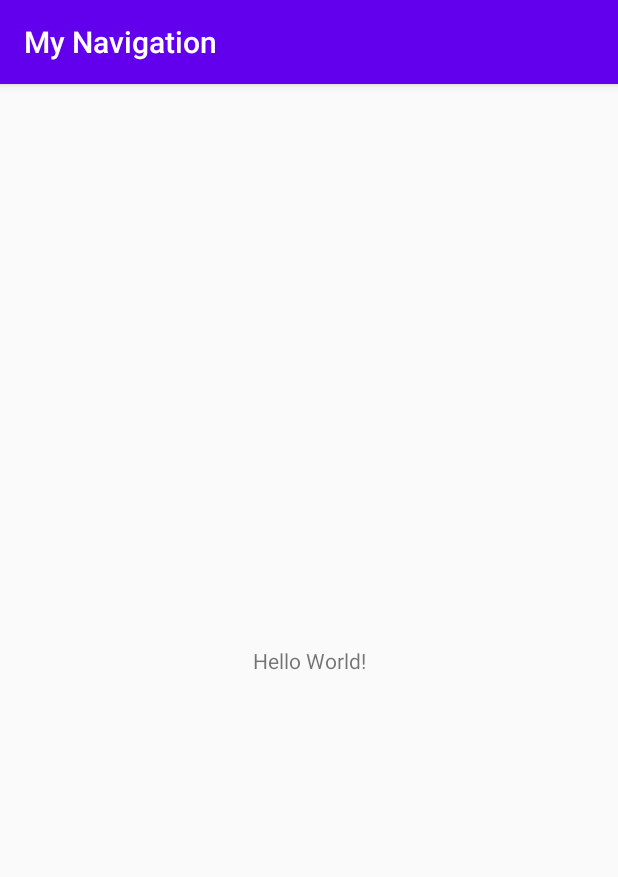
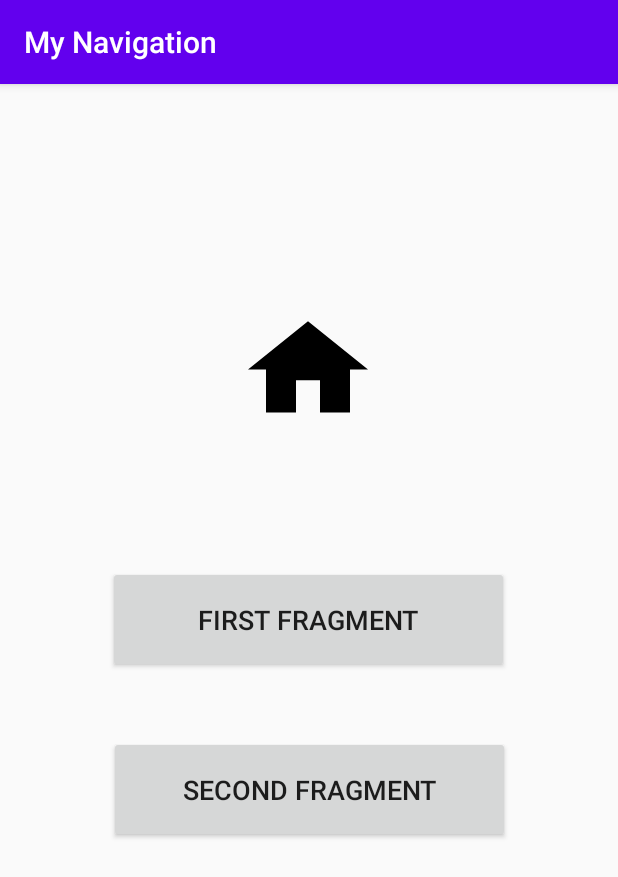
Before and after one commit to codemendozaa/MyNavigation, an Android app: the screen it shows after launch (MainActivity), on a phone screen of 412 x 824 dp. Shown: the top 877 px of the screen. Run offline under Robolectric (Android 15) with nearby library versions, the phone set to English and light mode, and no system bars.

Commit message:
navegation:creacion de los fragment e implementacion host fragment

```diff
--- a/app/build.gradle
+++ b/app/build.gradle
@@ -31,6 +31,7 @@ dependencies {
     implementation 'androidx.appcompat:appcompat:1.1.0'
     implementation 'androidx.core:core-ktx:1.2.0'
     implementation 'androidx.constraintlayout:constraintlayout:1.1.3'
+    implementation 'androidx.legacy:legacy-support-v4:1.0.0'
     testImplementation 'junit:junit:4.12'
     androidTestImplementation 'androidx.test.ext:junit:1.1.1'
     androidTestImplementation 'androidx.test.espresso:espresso-core:3.2.0'
--- /dev/null
+++ b/app/src/main/java/com/codemen/mynavigation/fragment/HomeFragment.kt
@@ -0,0 +1,35 @@
+package com.codemen.mynavigation.fragment
+
+import android.os.Bundle
+import android.view.LayoutInflater
+import android.view.View
+import android.view.ViewGroup
+import androidx.fragment.app.Fragment
+import androidx.navigation.findNavController
+import com.codemen.mynavigation.R
+import kotlinx.android.synthetic.main.fragment_home.*
+
+class HomeFragment : Fragment() {
+
+    override fun onCreateView(
+        inflater: LayoutInflater, container: ViewGroup?,
+        savedInstanceState: Bundle?
+    ): View? {
+        // Inflate the layout for this fragment
+        return inflater.inflate(R.layout.fragment_home, container, false)
+    }
+
+    override fun onViewCreated(view: View, savedInstanceState: Bundle?) {
+        super.onViewCreated(view, savedInstanceState)
+
+        buttonfirstFragment.setOnClickListener { view: View ->
+            view.findNavController()
+                .navigate(R.id.firstFragment2)
+        }
+
+        buttonSecondFragment.setOnClickListener { view: View ->
+            view.findNavController()
+                .navigate(R.id.secondFragment)
+        }
+    }
+}
--- /dev/null
+++ b/app/src/main/res/drawable/ic_home.xml
@@ -0,0 +1,9 @@
+<vector xmlns:android="http://schemas.android.com/apk/res/android"
+    android:width="24dp"
+    android:height="24dp"
+    android:viewportWidth="24.0"
+    android:viewportHeight="24.0">
+    <path
+        android:fillColor="#FF000000"
+        android:pathData="M10,20v-6h4v6h5v-8h3L12,3 2,12h3v8z" />
+</vector>
--- a/app/src/main/res/layout/activity_main.xml
+++ b/app/src/main/res/layout/activity_main.xml
@@ -6,13 +6,17 @@
     android:layout_height="match_parent"
     tools:context=".MainActivity">
 
-    <TextView
-        android:layout_width="wrap_content"
-        android:layout_height="wrap_content"
-        android:text="Hello World!"
+
+    <fragment
+        android:id="@+id/fragment"
+        android:name="androidx.navigation.fragment.NavHostFragment"
+        android:layout_width="409dp"
+        android:layout_height="729dp"
+        android:layout_marginTop="16dp"
+        app:defaultNavHost="true"
         app:layout_constraintBottom_toBottomOf="parent"
-        app:layout_constraintLeft_toLeftOf="parent"
-        app:layout_constraintRight_toRightOf="parent"
-        app:layout_constraintTop_toTopOf="parent" />
-
+        app:layout_constraintEnd_toEndOf="parent"
+        app:layout_constraintStart_toStartOf="parent"
+        app:layout_constraintTop_toTopOf="parent"
+        app:navGraph="@navigation/nav_graph" />
 </androidx.constraintlayout.widget.ConstraintLayout>
--- /dev/null
+++ b/app/src/main/res/layout/fragment_home.xml
@@ -0,0 +1,46 @@
+<?xml version="1.0" encoding="utf-8"?>
+<androidx.constraintlayout.widget.ConstraintLayout xmlns:android="http://schemas.android.com/apk/res/android"
+    xmlns:app="http://schemas.android.com/apk/res-auto"
+    xmlns:tools="http://schemas.android.com/tools"
+    android:layout_width="match_parent"
+    android:layout_height="match_parent"
+    tools:context=".fragment.HomeFragment">
+
+
+    <ImageButton
+        android:id="@+id/imageButtonHome"
+        android:layout_width="96dp"
+        android:layout_height="86dp"
+        android:layout_marginTop="120dp"
+        android:background="@drawable/ic_home"
+        app:layout_constraintEnd_toEndOf="parent"
+        app:layout_constraintHorizontal_bias="0.498"
+        app:layout_constraintStart_toStartOf="parent"
+        app:layout_constraintTop_toTopOf="parent" />
+
+    <Button
+        android:id="@+id/buttonfirstFragment"
+        android:layout_width="267dp"
+        android:layout_height="71dp"
+        android:layout_marginTop="88dp"
+        android:text="First Fragment"
+        android:textSize="18sp"
+        app:layout_constraintEnd_toEndOf="parent"
+        app:layout_constraintHorizontal_bias="0.498"
+        app:layout_constraintStart_toStartOf="parent"
+        app:layout_constraintTop_toBottomOf="@+id/imageButtonHome" />
+
+    <Button
+        android:id="@+id/buttonSecondFragment"
+        android:layout_width="267dp"
+        android:layout_height="71dp"
+        android:layout_marginTop="42dp"
+        android:text="Second Fragment"
+        android:textSize="18sp"
+        app:layout_constraintBottom_toBottomOf="parent"
+        app:layout_constraintEnd_toEndOf="parent"
+        app:layout_constraintStart_toStartOf="parent"
+        app:layout_constraintTop_toBottomOf="@+id/buttonfirstFragment"
+        app:layout_constraintVertical_bias="0.0" />
+
+</androidx.constraintlayout.widget.ConstraintLayout>
--- a/app/src/main/res/navigation/nav_graph.xml
+++ b/app/src/main/res/navigation/nav_graph.xml
@@ -1,6 +1,44 @@
 <?xml version="1.0" encoding="utf-8"?>
 <navigation xmlns:android="http://schemas.android.com/apk/res/android"
     xmlns:app="http://schemas.android.com/apk/res-auto"
-    android:id="@+id/nav_graph">
+    xmlns:tools="http://schemas.android.com/tools"
+    android:id="@+id/nav_graph"
+    app:startDestination="@id/homeFragment">
 
+    <fragment
+        android:id="@+id/homeFragment"
+        android:name="com.codemen.mynavigation.fragment.HomeFragment"
+        android:label="fragment_home"
+        tools:layout="@layout/fragment_home">
+        <action
+            android:id="@+id/action_homeFragment_to_firstFragment22"
+            app:destination="@id/firstFragment2"
+            app:popUpTo="@id/homeFragment"
+            app:popUpToInclusive="true" />
+        <action
+            android:id="@+id/action_homeFragment_to_secondFragment2"
+            app:destination="@id/secondFragment" />
+    </fragment>
+    <fragment
+        android:id="@+id/firstFragment2"
+        android:name="com.codemen.mynavigation.fragment.FirstFragment"
+        android:label="fragment_first"
+        tools:layout="@layout/fragment_first">
+        <action
+            android:id="@+id/action_firstFragment2_to_homeFragment2"
+            app:destination="@id/homeFragment"
+            app:popUpTo="@id/firstFragment2"
+            app:popUpToInclusive="true" />
+    </fragment>
+    <fragment
+        android:id="@+id/secondFragment"
+        android:name="com.codemen.mynavigation.fragment.SecondFragment"
+        android:label="fragment_second"
+        tools:layout="@layout/fragment_second">
+        <action
+            android:id="@+id/action_secondFragment_to_homeFragment"
+            app:destination="@id/homeFragment"
+            app:popUpTo="@id/secondFragment"
+            app:popUpToInclusive="true" />
+    </fragment>
 </navigation>
--- a/app/src/main/res/values/strings.xml
+++ b/app/src/main/res/values/strings.xml
@@ -1,3 +1,8 @@
 <resources>
     <string name="app_name">My Navigation</string>
+
+    <!-- TODO: Remove or change this placeholder text -->
+    <string name="hello_blank_fragment">Home</string>
+    <string name="first_fragment">ONE</string>
+    <string name="second_fragment">TWO</string>
 </resources>
```
Also changed, not shown: app/src/main/java/com/codemen/mynavigation/fragment/FirstFragment.kt (added, +21 -0 lines), app/src/main/java/com/codemen/mynavigation/fragment/SecondFragment.kt (added, +23 -0 lines), app/src/main/res/drawable/ic_looks_one.xml (added, +9 -0 lines), app/src/main/res/drawable/ic_looks_two.xml (added, +9 -0 lines), app/src/main/res/layout/fragment_first.xml (added, +33 -0 lines), app/src/main/res/layout/fragment_second.xml (added, +33 -0 lines).
